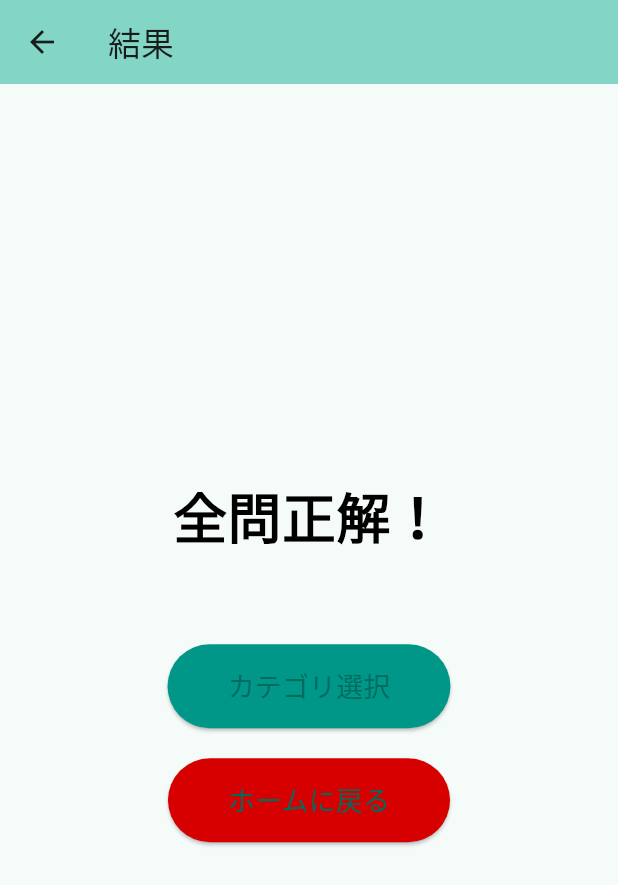
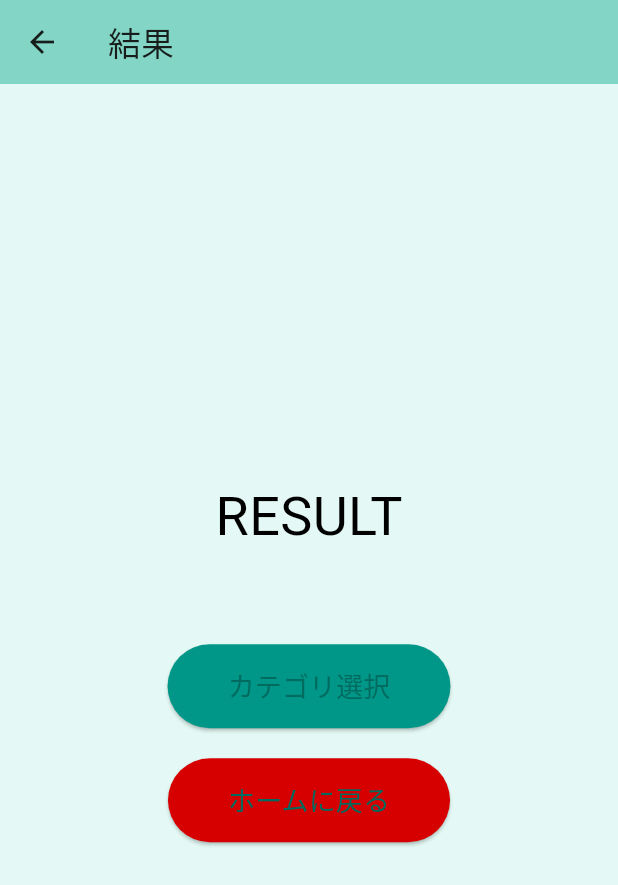
Before and after one commit to HANAUTA/2024_hal_fe_app, a Flutter app: the ResultPage screen opened directly, on a phone screen of 412 x 824 dp. Shown: the top 885 px of the screen. Run offline on Flutter 3.47's test engine with Material 3 defaults, Android fonts, the phone set to English and light mode, and no system bars; our stand-ins replace cloud_firestore, firebase_core, sqflite; accounts and stored records are empty.

Commit message:
UI変更

```diff
--- a/lib/pages/result_page.dart
+++ b/lib/pages/result_page.dart
@@ -1,5 +1,5 @@
 import 'package:flutter/material.dart';
-
+import 'question_page.dart';
 class ResultPage extends StatelessWidget {
   const ResultPage({super.key});
 
@@ -10,20 +10,22 @@ class ResultPage extends StatelessWidget {
         title: const Text('結果'),
         backgroundColor: Theme.of(context).colorScheme.inversePrimary,
       ),
-      body: Center(
+      body: Container(
+        color: const Color(0xFFE4F9F5),
+        child: Center(
           child: Padding(
             padding: const EdgeInsets.all(20.0),
             child: Column(
               mainAxisAlignment: MainAxisAlignment.center,
               children: [
                 const Text(
-                '全問正解！',
+                  'RESULT',
                   style: TextStyle(
                     fontSize: 36,
-                  fontWeight: FontWeight.bold,
                     color: Colors.black,
                   ),
                 ),
+
                 const SizedBox(height: 20),
                 const SizedBox(height: 40),
                 ElevatedButton(
@@ -59,6 +61,7 @@ class ResultPage extends StatelessWidget {
             ),
           ),
         ),
+      ),
     );
   }
 }
```
Lines whose indentation alone changed are shown as unchanged.
